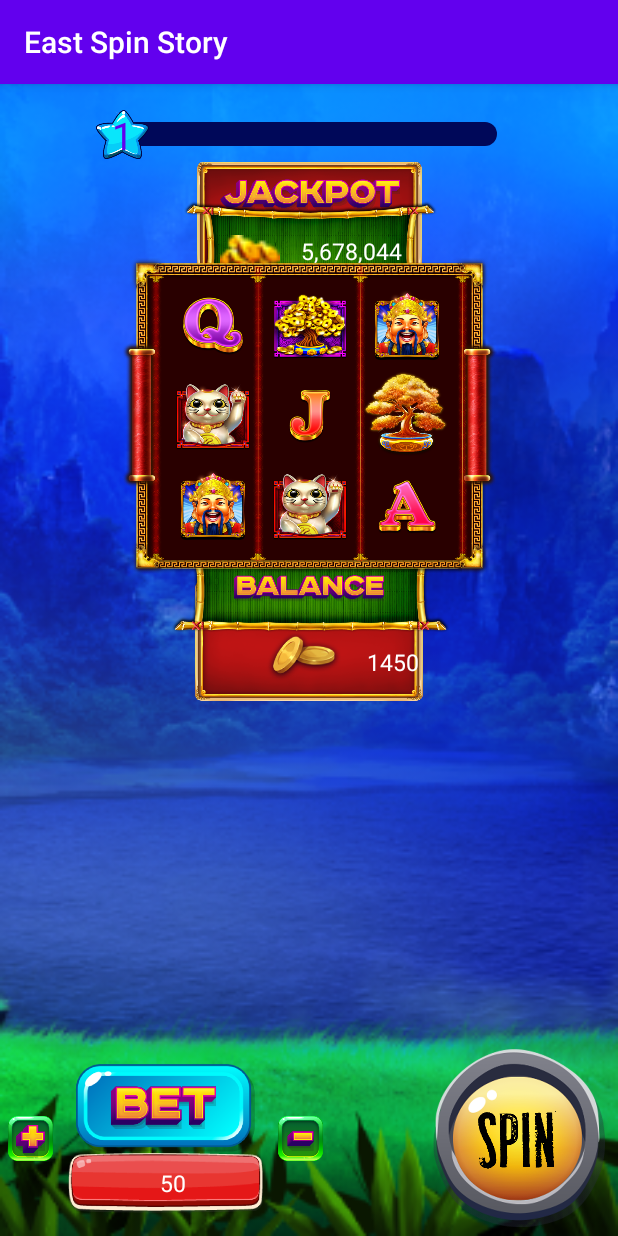
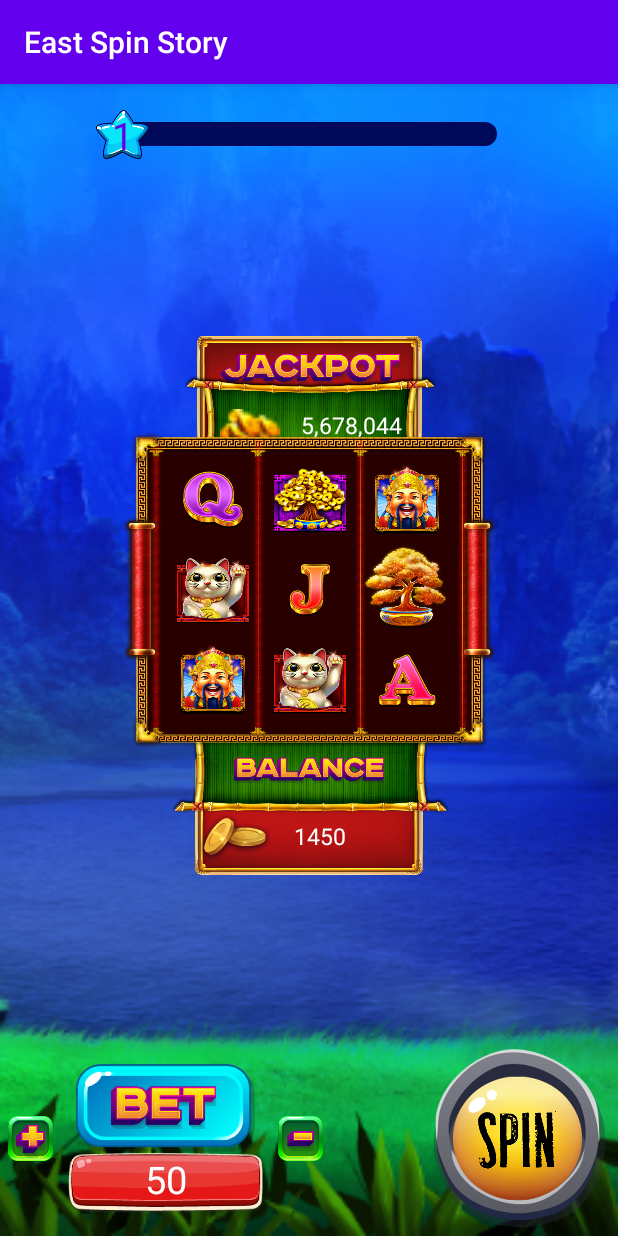
Before and after one commit to xYANx/East-Spin-Story, an Android app: the screen it shows after launch (MainActivity), on a phone screen of 412 x 824 dp. Run offline under Robolectric (Android 15) with nearby library versions, the phone set to English and light mode, and no system bars.

Commit message:
fix xml and fragment

```diff
--- a/app/src/main/java/com/eastking/spins/MainActivity.kt
+++ b/app/src/main/java/com/eastking/spins/MainActivity.kt
@@ -20,7 +20,7 @@ class MainActivity : AppCompatActivity() {
     fun addFragment(layout: Int, balance: Int){
         supportFragmentManager
             .beginTransaction()
-            .replace(R.id.gameActivityFragment, ResultFragment(layout, balance))
+            .add(R.id.gameActivityFragment, ResultFragment(layout, balance))
             .addToBackStack("result")
             .commit()
     }
--- a/app/src/main/res/layout/game_fragment.xml
+++ b/app/src/main/res/layout/game_fragment.xml
@@ -37,12 +37,20 @@
         app:layout_constraintStart_toStartOf="@+id/levelStar"
         app:layout_constraintEnd_toEndOf="@id/levelStar"/>
 
+    <androidx.constraintlayout.widget.ConstraintLayout
+        android:layout_width="match_parent"
+        android:layout_height="wrap_content"
+        app:layout_constraintTop_toBottomOf="@+id/levelText"
+        app:layout_constraintBottom_toTopOf="@id/scrollButton"
+        app:layout_constraintStart_toStartOf="parent"
+        app:layout_constraintEnd_toEndOf="parent">
+
     <ImageView
         android:id="@+id/popup"
         android:src="@drawable/popup_window"
         android:layout_width="150dp"
         android:layout_height="80dp"
-        app:layout_constraintTop_toBottomOf="@+id/levelText"
+        app:layout_constraintTop_toTopOf="parent"
         app:layout_constraintStart_toStartOf="parent"
         app:layout_constraintEnd_toEndOf="parent"/>
 
@@ -162,12 +170,11 @@
     <ImageView
         android:id="@+id/moneyJackpot"
         android:src="@drawable/jackpot_express_items"
-        android:paddingStart="10dp"
-        android:layout_width="60dp"
-        android:layout_height="60dp"
+        android:layout_width="50dp"
+        android:layout_height="50dp"
         app:layout_constraintBottom_toBottomOf="@id/popupDown"
         app:layout_constraintStart_toStartOf="@id/popupDown"
-        app:layout_constraintEnd_toEndOf="@id/balanceText"/>
+        app:layout_constraintEnd_toStartOf="@id/balanceText"/>
     <TextView
         android:id="@+id/balanceText"
         android:layout_width="wrap_content"
@@ -176,9 +183,9 @@
         android:paddingBottom="15dp"
         android:textColor="@color/colorWhite"
         app:layout_constraintBottom_toBottomOf="@id/popupDown"
-        app:layout_constraintStart_toEndOf="@+id/moneyJackpot"
+        app:layout_constraintStart_toStartOf="@+id/moneyJackpot"
         app:layout_constraintEnd_toEndOf="@id/popupDown"/>
-
+    </androidx.constraintlayout.widget.ConstraintLayout>
     <ImageView
         android:id="@+id/plus"
         android:src="@drawable/plus"
@@ -217,9 +224,9 @@
         android:id="@+id/betText"
         android:layout_width="wrap_content"
         android:layout_height="wrap_content"
-        android:textSize="15dp"
+        android:textSize="25dp"
+        android:layout_marginBottom="5dp"
         android:textColor="@color/colorWhite"
-        android:layout_marginStart="10dp"
         app:layout_constraintStart_toStartOf="@id/red"
         app:layout_constraintEnd_toEndOf="@id/red"
         app:layout_constraintTop_toTopOf="@id/red"
```
